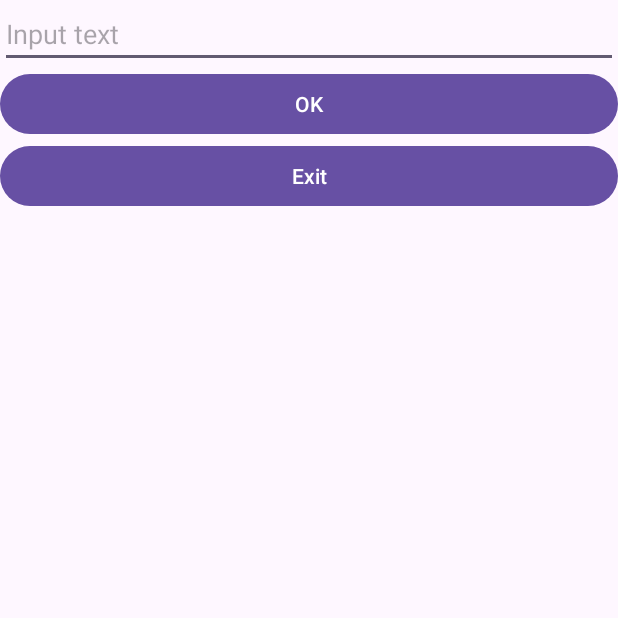
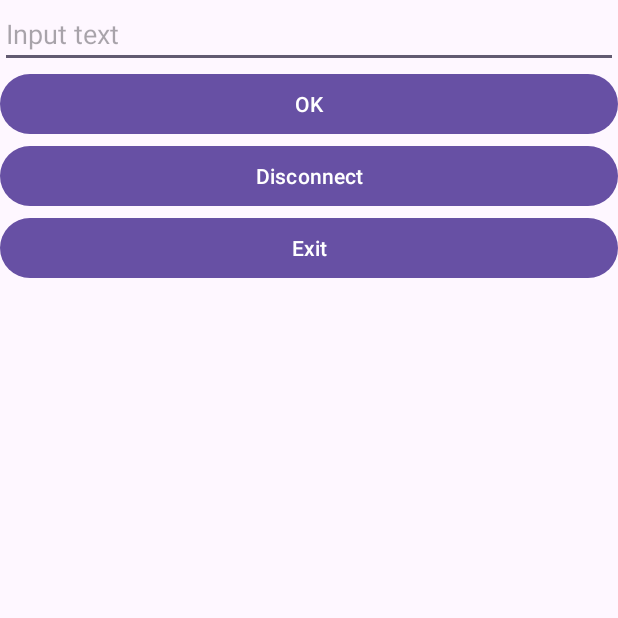
Before and after one commit to erbaris/SocketAndroidClientTODO, an Android app: the screen it shows after launch (MessageActivity), after a tap on "Connect", on a phone screen of 412 x 824 dp, the top half of it. Run offline under Robolectric (Android 15) with nearby library versions, the phone set to English and light mode, and no system bars; our stand-ins replace Dagger/Hilt's generated code, data binding; 5 statements that could not run were skipped.

Commit message:
TODO is Done
TODO is Done

```diff
--- a/AndroidClient_TODO/app/src/main/java/org/csystem/android/app/upperserver/client/viewmodel/MessageActivityViewModel.kt
+++ b/AndroidClient_TODO/app/src/main/java/org/csystem/android/app/upperserver/client/viewmodel/MessageActivityViewModel.kt
@@ -9,4 +9,6 @@ class MessageActivityViewModel (val activity: MessageActivity){
 
     fun handleExitButton() = activity.onExitButtonClicked()
 
+    fun handleDisconnectButton() = activity.onDisconnectButtonClicked()
+
 }
--- a/AndroidClient_TODO/app/src/main/res/layout/activity_message.xml
+++ b/AndroidClient_TODO/app/src/main/res/layout/activity_message.xml
@@ -34,6 +34,11 @@
         <Button
             android:layout_width="match_parent"
             android:layout_height="wrap_content"
+            android:text="@string/button_disconnect_text"
+            android:onClick="@{() -> viewModel.handleDisconnectButton()}"/>
+        <Button
+            android:layout_width="match_parent"
+            android:layout_height="wrap_content"
             android:text="@string/button_exit_text"
             android:onClick="@{() -> viewModel.handleExitButton()}"/>
 
--- a/AndroidClient_TODO/app/src/main/res/values/strings.xml
+++ b/AndroidClient_TODO/app/src/main/res/values/strings.xml
@@ -5,4 +5,5 @@
     <string name="edittext_host_hint_text">Input host</string>
     <string name="edittext_text_hint_text">Input text</string>
     <string name="button_connect_text">Connect</string>
+    <string name="button_disconnect_text">Disconnect</string>
 </resources>
```
Also changed, not shown: AndroidClient_TODO/app/src/main/java/org/csystem/android/app/upperserver/client/MessageActivity.kt (+37 -3 lines), 1 other file.
